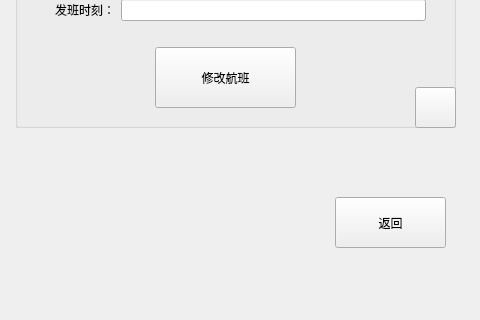
First picture: the form in src/UI/widgets/informationmodifierwidget.ui, repository 3944Realms/AirLife, before the edit; both pictures show x 355 to 835 and y 163 to 483 of the 835 by 483 pixel window.
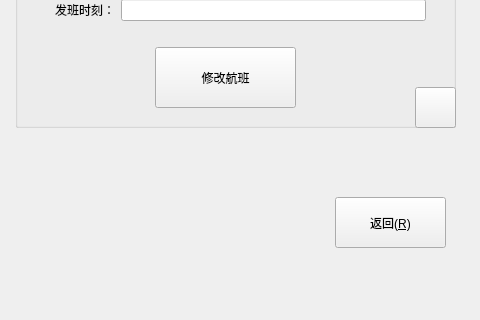
Second picture: the form after the edit. Icons and pictures are not drawn.

Commit message: 修正部分，并添加部分按钮Alt快捷键，以及取消、返回按钮功能实装

The edit to the form file:
```diff
--- a/src/UI/widgets/informationmodifierwidget.ui
+++ b/src/UI/widgets/informationmodifierwidget.ui
@@ -375,7 +375,7 @@
     </rect>
    </property>
    <property name="text">
-    <string>返回</string>
+    <string>返回(&amp;R)</string>
    </property>
   </widget>
  </widget>
```
The commit also changes 56 other files.
